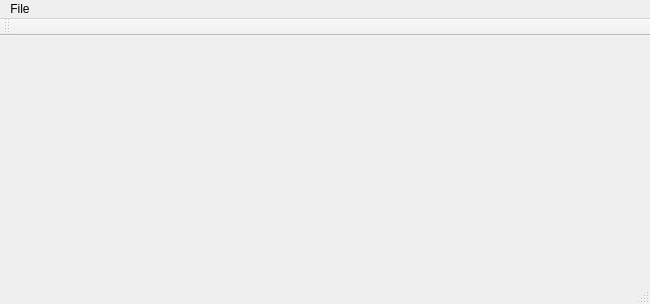
Manuel-Kehl/Icon-Set-Forge, file Code/mainwindow.ui: the form before one commit.
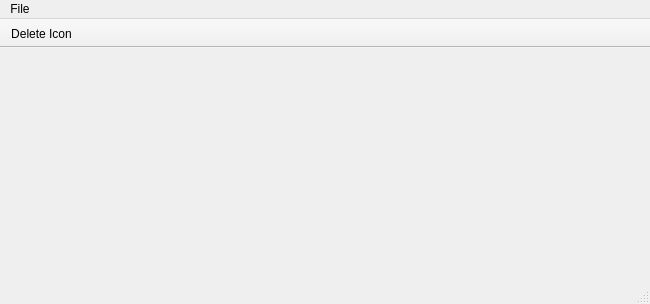
The form after the commit.

Commit message:
Added a "Delete Icon" toolbar button to MainWindow.
The corresponding actionIconDeleteIcon() slot gets called when the
Action has been triggered.

```diff
--- a/Code/mainwindow.ui
+++ b/Code/mainwindow.ui
@@ -66,12 +66,16 @@
    <addaction name="menuFile"/>
   </widget>
   <widget class="QToolBar" name="mainToolBar">
+   <property name="movable">
+    <bool>false</bool>
+   </property>
    <attribute name="toolBarArea">
     <enum>TopToolBarArea</enum>
    </attribute>
    <attribute name="toolBarBreak">
     <bool>false</bool>
    </attribute>
+   <addaction name="actionDeleteIcon"/>
   </widget>
   <widget class="QStatusBar" name="statusBar"/>
   <action name="actionOpen">
@@ -82,6 +86,11 @@
     <string>Ctrl+O</string>
    </property>
   </action>
+  <action name="actionDeleteIcon">
+   <property name="text">
+    <string>Delete Icon</string>
+   </property>
+  </action>
  </widget>
  <layoutdefault spacing="6" margin="11"/>
  <resources/>
```
The commit also changes 2 other files.
